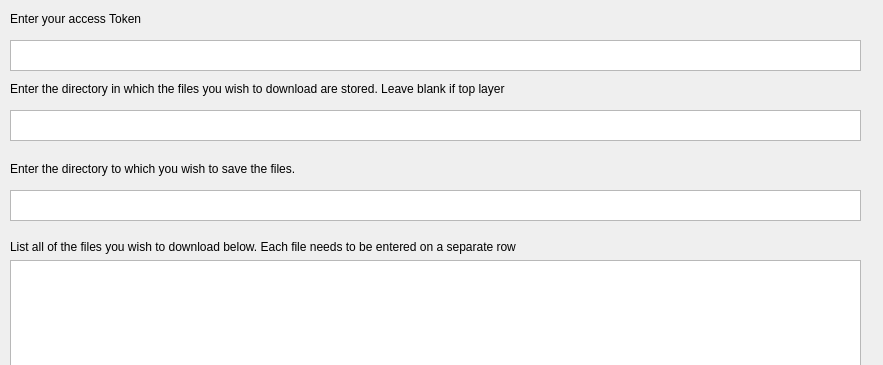
First picture: the form in layout.ui, repository NiklasIP/dropbox_downloader, before the edit; both pictures show x 0 to 883 and y 0 to 365 of the 883 by 629 pixel window.
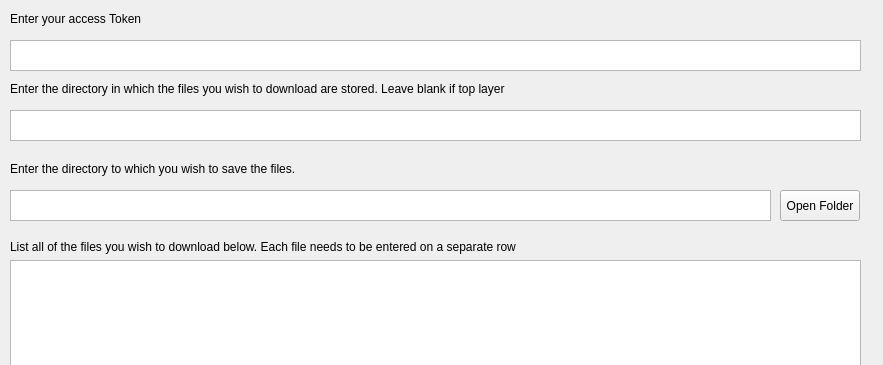
Second picture: the form after the edit.

Commit message: Added dialog box option for specifying download path

The edit to the form file:
```diff
--- a/layout.ui
+++ b/layout.ui
@@ -155,7 +155,7 @@
     <rect>
      <x>10</x>
      <y>190</y>
-     <width>851</width>
+     <width>761</width>
      <height>31</height>
     </rect>
    </property>
@@ -176,6 +176,19 @@
     <string>Abort</string>
    </property>
   </widget>
+  <widget class="QPushButton" name="folder_button">
+   <property name="geometry">
+    <rect>
+     <x>780</x>
+     <y>190</y>
+     <width>80</width>
+     <height>31</height>
+    </rect>
+   </property>
+   <property name="text">
+    <string>Open Folder</string>
+   </property>
+  </widget>
  </widget>
  <resources/>
  <connections/>
```
The commit also changes 1 other file.
